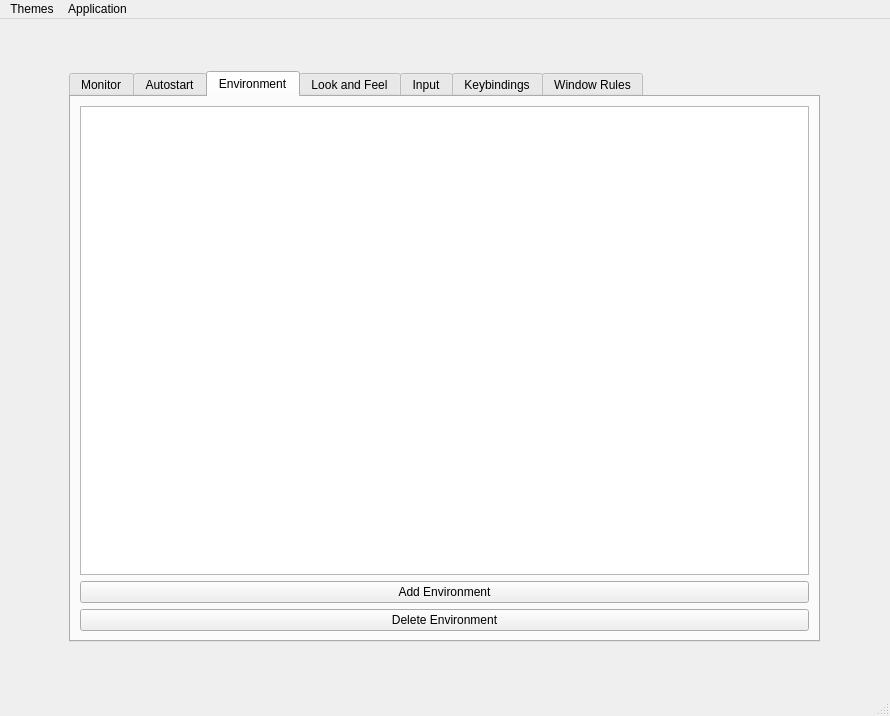
Qt form hyprset/ui/generated/widget.ui (EST2374/hypr-set) before a commit.
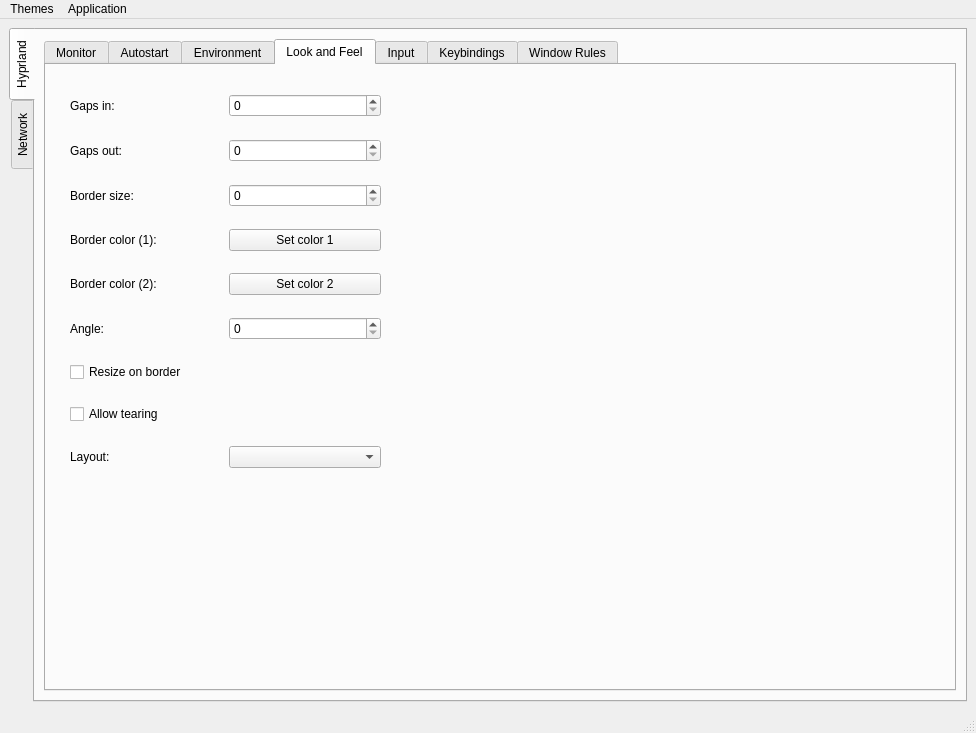
The same form after that commit. The open tabs and pages were chosen to show the change.

Commit message: new folder structure, themes, look (general) finished, ...

```diff
--- a/hyprset/ui/generated/widget.ui
+++ b/hyprset/ui/generated/widget.ui
@@ -6,8 +6,8 @@
    <rect>
     <x>0</x>
     <y>0</y>
-    <width>890</width>
-    <height>716</height>
+    <width>976</width>
+    <height>733</height>
    </rect>
   </property>
   <property name="windowTitle">
@@ -16,22 +16,32 @@
   <widget class="QWidget" name="centralwidget">
    <layout class="QHBoxLayout" name="horizontalLayout_10">
     <item>
-     <widget class="QTabWidget" name="Menu_settings">
+     <widget class="QTabWidget" name="Settings_Menu">
+      <property name="tabPosition">
+       <enum>QTabWidget::TabPosition::West</enum>
+      </property>
+      <property name="tabShape">
+       <enum>QTabWidget::TabShape::Rounded</enum>
+      </property>
+      <property name="currentIndex">
+       <number>0</number>
+      </property>
+      <widget class="QWidget" name="hyprland_tab">
+       <attribute name="title">
+        <string>Hyprland</string>
+       </attribute>
+       <layout class="QHBoxLayout" name="horizontalLayout_14">
+        <item>
+         <widget class="QTabWidget" name="Hyprland_Menu_Settings">
       <property name="enabled">
        <bool>true</bool>
       </property>
       <property name="sizePolicy">
-       <sizepolicy hsizetype="Fixed" vsizetype="Maximum">
+           <sizepolicy hsizetype="Expanding" vsizetype="Expanding">
         <horstretch>0</horstretch>
         <verstretch>0</verstretch>
        </sizepolicy>
       </property>
-      <property name="maximumSize">
-       <size>
-        <width>751</width>
-        <height>571</height>
-       </size>
-      </property>
       <property name="currentIndex">
        <number>2</number>
       </property>
@@ -184,6 +194,142 @@
        <attribute name="title">
         <string>Look and Feel</string>
        </attribute>
+           <widget class="QWidget" name="layoutWidget">
+            <property name="geometry">
+             <rect>
+              <x>24</x>
+              <y>13</y>
+              <width>311</width>
+              <height>411</height>
+             </rect>
+            </property>
+            <layout class="QVBoxLayout" name="general_look_layout">
+             <item>
+              <layout class="QHBoxLayout" name="gaps_in_layout">
+               <item>
+                <widget class="QLabel" name="gaps_in_label">
+                 <property name="text">
+                  <string>Gaps in: </string>
+                 </property>
+                </widget>
+               </item>
+               <item>
+                <widget class="QSpinBox" name="gabs_in_spinBox"/>
+               </item>
+              </layout>
+             </item>
+             <item>
+              <layout class="QHBoxLayout" name="gaps_out_layout">
+               <item>
+                <widget class="QLabel" name="gaps_out_layout_2">
+                 <property name="text">
+                  <string>Gaps out: </string>
+                 </property>
+                </widget>
+               </item>
+               <item>
+                <widget class="QSpinBox" name="gaps_out_spinBox"/>
+               </item>
+              </layout>
+             </item>
+             <item>
+              <layout class="QHBoxLayout" name="border_size_layout">
+               <item>
+                <widget class="QLabel" name="border_size_label">
+                 <property name="text">
+                  <string>Border size: </string>
+                 </property>
+                </widget>
+               </item>
+               <item>
+                <widget class="QSpinBox" name="border_size_spinBox"/>
+               </item>
+              </layout>
+             </item>
+             <item>
+              <layout class="QHBoxLayout" name="border_col_1_layout">
+               <item>
+                <widget class="QLabel" name="border_col_1_label">
+                 <property name="text">
+                  <string>Border color (1): </string>
+                 </property>
+                </widget>
+               </item>
+               <item>
+                <widget class="QPushButton" name="set_color_1_button">
+                 <property name="text">
+                  <string>Set color 1</string>
+                 </property>
+                </widget>
+               </item>
+              </layout>
+             </item>
+             <item>
+              <layout class="QHBoxLayout" name="border_col_2_layout">
+               <item>
+                <widget class="QLabel" name="border_col_2_label">
+                 <property name="text">
+                  <string>Border color (2): </string>
+                 </property>
+                </widget>
+               </item>
+               <item>
+                <widget class="QPushButton" name="set_color_2_button">
+                 <property name="text">
+                  <string>Set color 2</string>
+                 </property>
+                </widget>
+               </item>
+              </layout>
+             </item>
+             <item>
+              <layout class="QHBoxLayout" name="angle_border_layout">
+               <item>
+                <widget class="QLabel" name="angle_label">
+                 <property name="text">
+                  <string>Angle: </string>
+                 </property>
+                </widget>
+               </item>
+               <item>
+                <widget class="QSpinBox" name="angle_spinBox">
+                 <property name="maximum">
+                  <number>360</number>
+                 </property>
+                </widget>
+               </item>
+              </layout>
+             </item>
+             <item>
+              <widget class="QCheckBox" name="resize_checkbox">
+               <property name="text">
+                <string>Resize on border</string>
+               </property>
+              </widget>
+             </item>
+             <item>
+              <widget class="QCheckBox" name="allow_tearing_checkBox">
+               <property name="text">
+                <string>Allow tearing</string>
+               </property>
+              </widget>
+             </item>
+             <item>
+              <layout class="QHBoxLayout" name="layout_hyprland_layout">
+               <item>
+                <widget class="QLabel" name="layout_hyprland_label">
+                 <property name="text">
+                  <string>Layout:</string>
+                 </property>
+                </widget>
+               </item>
+               <item>
+                <widget class="QComboBox" name="layout_comboBox"/>
+               </item>
+              </layout>
+             </item>
+            </layout>
+           </widget>
       </widget>
       <widget class="QWidget" name="input_tab">
        <attribute name="title">
@@ -199,6 +345,16 @@
        <attribute name="title">
         <string>Window Rules</string>
        </attribute>
+           <layout class="QVBoxLayout" name="verticalLayout_9"/>
+          </widget>
+         </widget>
+        </item>
+       </layout>
+      </widget>
+      <widget class="QWidget" name="network_tab">
+       <attribute name="title">
+        <string>Network</string>
+       </attribute>
       </widget>
      </widget>
     </item>
@@ -209,7 +365,7 @@
     <rect>
      <x>0</x>
      <y>0</y>
-     <width>890</width>
+     <width>976</width>
      <height>19</height>
     </rect>
    </property>
```
Left out of the diff: 29 changed lines with no effect on the pictures. Lines whose indentation alone changed are shown as unchanged. The commit also changes 15 other files.
